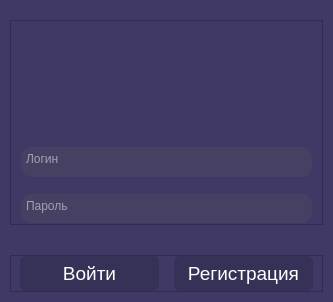
The window that client/GUI/UI_Authorization.ui (Vityshha/desktop-messenger) describes before a commit, drawn with Qt 5.
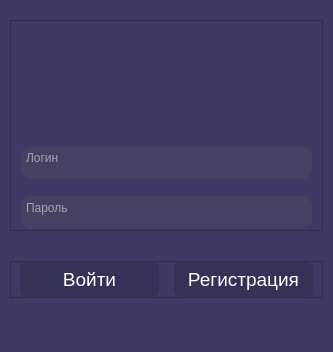
The same window after the commit. Icons and pictures are not drawn.

The edit to the form file:
```diff
--- a/client/GUI/UI_Authorization.ui
+++ b/client/GUI/UI_Authorization.ui
@@ -7,19 +7,19 @@
     <x>0</x>
     <y>0</y>
     <width>333</width>
-    <height>302</height>
+    <height>352</height>
    </rect>
   </property>
   <property name="minimumSize">
    <size>
     <width>333</width>
-    <height>302</height>
+    <height>352</height>
    </size>
   </property>
   <property name="maximumSize">
    <size>
     <width>333</width>
-    <height>302</height>
+    <height>352</height>
    </size>
   </property>
   <property name="windowTitle">
@@ -214,7 +214,7 @@
           <item>
            <widget class="QTextEdit" name="login">
             <property name="sizePolicy">
-             <sizepolicy hsizetype="Expanding" vsizetype="Ignored">
+             <sizepolicy hsizetype="Expanding" vsizetype="MinimumExpanding">
               <horstretch>0</horstretch>
               <verstretch>0</verstretch>
              </sizepolicy>
@@ -246,7 +246,7 @@
           <item>
            <widget class="QTextEdit" name="password">
             <property name="sizePolicy">
-             <sizepolicy hsizetype="Expanding" vsizetype="Ignored">
+             <sizepolicy hsizetype="Expanding" vsizetype="MinimumExpanding">
               <horstretch>0</horstretch>
               <verstretch>0</verstretch>
              </sizepolicy>
@@ -381,6 +381,21 @@
          </layout>
         </widget>
        </item>
+       <item>
+        <widget class="QLabel" name="notif_label">
+         <property name="font">
+          <font>
+           <pointsize>9</pointsize>
+          </font>
+         </property>
+         <property name="text">
+          <string/>
+         </property>
+         <property name="alignment">
+          <set>Qt::AlignCenter</set>
+         </property>
+        </widget>
+       </item>
       </layout>
      </widget>
     </item>
```
